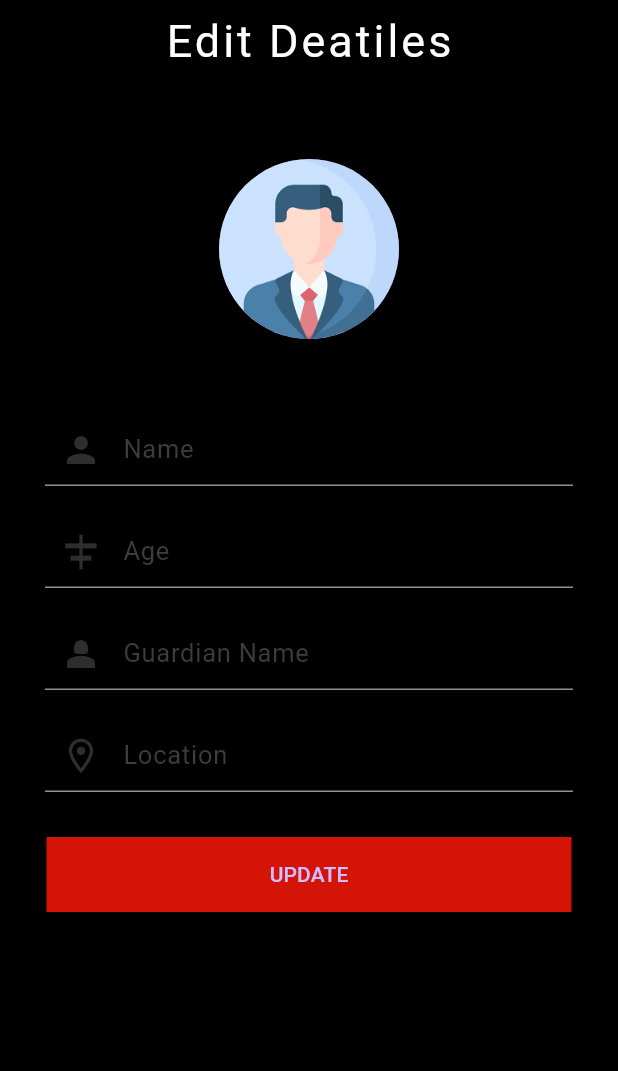
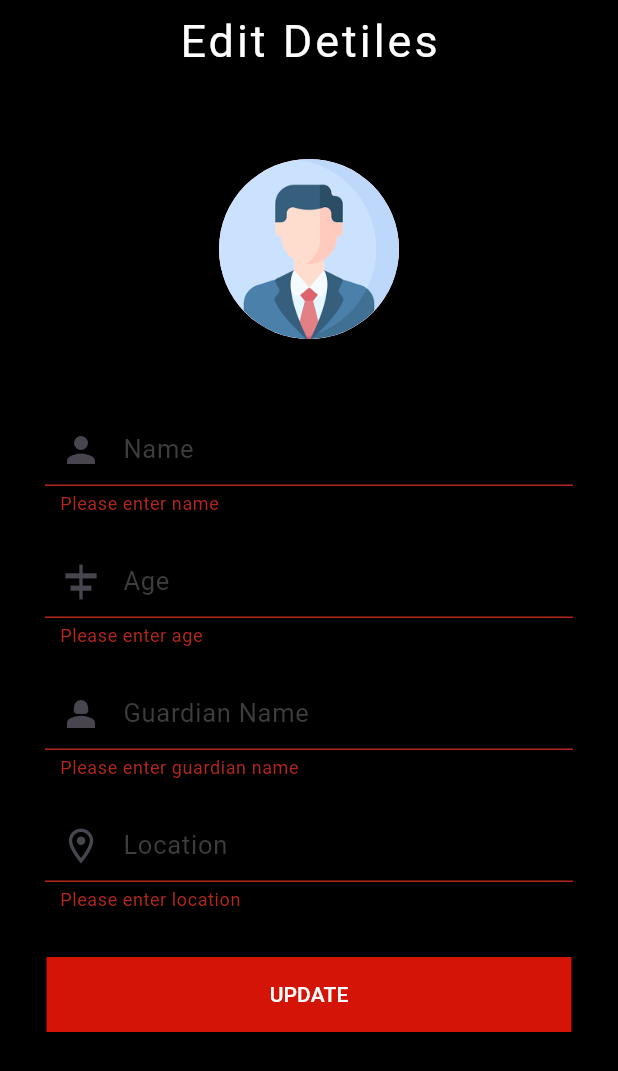
Before and after one commit to SahadMPP/StudentManagementApp, a Flutter app: the screen it shows after launch, after a tap on "UPDATE", on a phone screen of 412 x 824 dp. Shown: the top 1071 px of the screen. Run offline on Flutter 3.47's test engine with Material 3 defaults, Android fonts, the phone set to English and light mode, and no system bars; our stand-ins replace get, google_fonts, hive, hive_flutter, image_picker; accounts and stored records are empty.

Commit message:
done text validation

```diff
--- a/lib/main.dart
+++ b/lib/main.dart
@@ -3,6 +3,7 @@ import 'package:flutter_application_2/model/model_student.dart';
 import 'package:flutter_application_2/screens/update_stu.dart';
 import 'package:flutter_application_2/student_provider.dart/add_update.dart';
 import 'package:flutter_application_2/student_provider.dart/list_note.dart';
+import 'package:flutter_application_2/student_provider.dart/update_provider.dart';
 import 'package:get/get.dart';
 import 'package:hive_flutter/hive_flutter.dart';
 import 'package:provider/provider.dart';
@@ -24,10 +25,15 @@ class MyApp extends StatelessWidget {
       providers: [
         ChangeNotifierProvider<ListNotifier>(create: (_) => ListNotifier()),
         ChangeNotifierProvider<AddAndUpdate>(create: (_) => AddAndUpdate()),
+        // ChangeNotifierProvider<UpdateProvider>(create: (_) => UpdateProvider()),
       ],
       child: GetMaterialApp(
         debugShowCheckedModeBanner: false,
-        theme: ThemeData.dark(),
+        theme: ThemeData(
+          appBarTheme: const AppBarTheme(color: Colors.black),
+          iconTheme:
+              const IconThemeData(color: Color.fromARGB(255, 46, 46, 46)),
+        ),
         home: const UpdateScreen(),
       ),
     );
--- a/lib/screens/update_stu.dart
+++ b/lib/screens/update_stu.dart
@@ -1,17 +1,35 @@
+import 'dart:developer';
+
 import 'package:flutter/material.dart';
+import 'package:flutter_application_2/student_provider.dart/update_provider.dart';
 import 'package:flutter_application_2/widgets/appbar_title.dart';
 import 'package:flutter_application_2/widgets/textfiled.dart';
+import 'package:flutter_test/flutter_test.dart';
+import 'package:google_fonts/google_fonts.dart';
+import 'package:provider/provider.dart';
 
-class UpdateScreen extends StatelessWidget {
+class UpdateScreen extends StatefulWidget {
   const UpdateScreen({super.key});
+
+  @override
+  State<UpdateScreen> createState() => _UpdateScreenState();
+}
+
+class _UpdateScreenState extends State<UpdateScreen> {
+  bool isValid = false;
+  final formKey = GlobalKey<FormState>();
+  final userNameInput = TextEditingController();
+  String word = '';
 
   @override
   Widget build(BuildContext context) {
     return Scaffold(
-      appBar: appBar('Edit Deatiles'),
+      appBar: appBar('Edit Detiles'),
       backgroundColor: Colors.black,
       body: SingleChildScrollView(
         physics: const BouncingScrollPhysics(),
+        child: Form(
+          key: formKey,
           child: Column(
             children: [
               const SizedBox(height: 50),
@@ -21,8 +39,9 @@ class UpdateScreen extends StatelessWidget {
                     backgroundImage: AssetImage('asset/filepicker.png')),
               ),
               const SizedBox(height: 50),
-            const TextFiledStu(
+              TextFiledStu(
                 hintText: 'Name',
+                controller: userNameInput,
                 validatorText: 'Please enter name',
                 prifixIcons: Icons.person,
               ),
@@ -49,19 +68,27 @@ class UpdateScreen extends StatelessWidget {
                 width: 350,
                 height: 50,
                 child: ElevatedButton(
-                onPressed: () {},
+                  onPressed: () {
+                    if (formKey.currentState!.validate()) {}
+                  },
                   style: const ButtonStyle(
                     shape: MaterialStatePropertyAll(BeveledRectangleBorder()),
                     backgroundColor: MaterialStatePropertyAll(
                       Color.fromARGB(255, 211, 20, 7),
                     ),
                   ),
-                child: const Text('UPDATE'),
+                  child: Text(
+                    'UPDATE',
+                    style: GoogleFonts.roboto(
+                      color: Colors.white,
+                    ),
+                  ),
                 ),
               ),
             ],
           ),
         ),
+      ),
     );
   }
 }
--- a/lib/widgets/appbar_title.dart
+++ b/lib/widgets/appbar_title.dart
@@ -13,6 +13,5 @@ AppBar appBar(String title) {
       ),
     ),
     centerTitle: true,
-    backgroundColor: Colors.black,
   );
 }
--- a/lib/widgets/textfiled.dart
+++ b/lib/widgets/textfiled.dart
@@ -5,7 +5,6 @@ class TextFiledStu extends StatelessWidget {
   final TextEditingController? controller;
   final String validatorText;
   final IconData prifixIcons;
-
   const TextFiledStu({
     super.key,
     required this.hintText,
@@ -13,6 +12,7 @@ class TextFiledStu extends StatelessWidget {
     required this.validatorText,
     required this.prifixIcons,
   });
+
   @override
   Widget build(BuildContext context) {
     return Padding(
@@ -26,12 +26,12 @@ class TextFiledStu extends StatelessWidget {
             letterSpacing: .5,
           ),
           prefixIcon: Icon(prifixIcons, size: 28),
-          prefixIconColor: const Color.fromARGB(255, 46, 46, 46),
           contentPadding: const EdgeInsets.all(10),
           hintText: hintText,
         ),
+        autovalidateMode: AutovalidateMode.onUserInteraction,
         validator: (value) {
-          if (value == null || value.isEmpty) {
+          if (value!.isEmpty) {
             return validatorText;
           } else {
             return null;
```
Also changed, not shown: lib/student_provider.dart/update_provider.dart (added, +16 -0 lines). Lines whose indentation alone changed are shown as unchanged.
